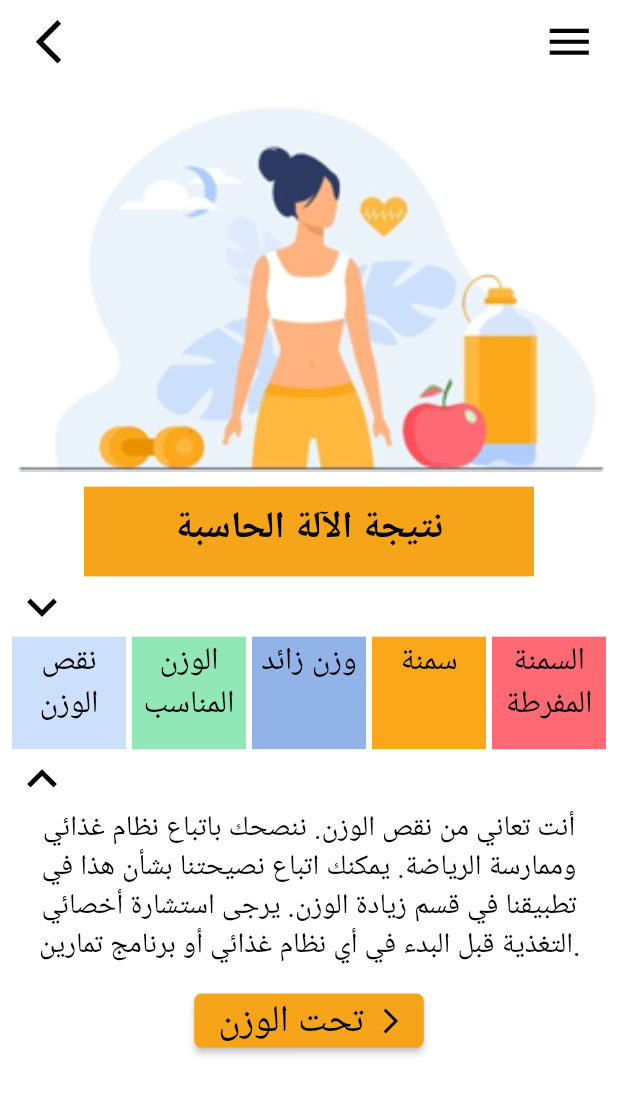
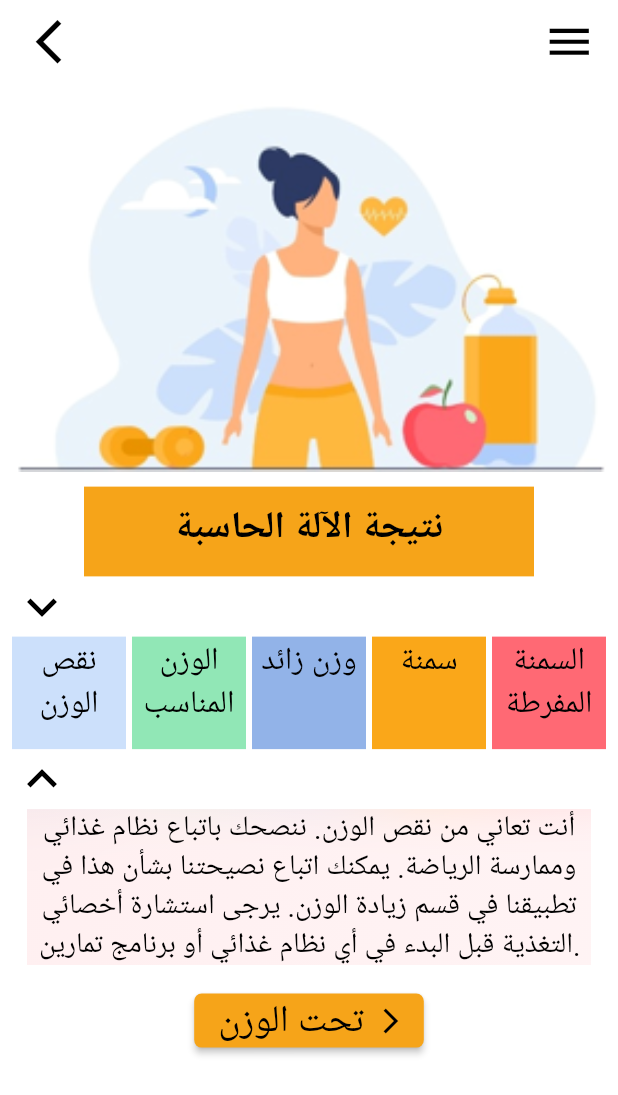
Before and after one commit to Hussnainaakbar/bmicalculator, a Flutter app: the Resulst screen opened directly with empty values, on a phone screen of 412 x 824 dp. Shown: the top 1095 px of the screen. Run offline on Flutter 3.47's test engine with Material 2 defaults, Android fonts, the phone set to English and light mode, and no system bars; our stand-ins replace glass, glassmorphism.

Commit message:
added glass in result screen section
last text before button

```diff
--- a/lib/result.dart
+++ b/lib/result.dart
@@ -1,5 +1,6 @@
 import 'package:bmicalculator/custom_box.dart';
 import 'package:flutter/material.dart';
+import 'package:glass/glass.dart';
 
 class Resulst extends StatefulWidget {
   final double result;
@@ -254,6 +255,7 @@ class _ResulstState extends State<Resulst> {
               ),
               Padding(
                 padding: const EdgeInsets.fromLTRB(10.0, 0.0, 10.0, 5.0),
+                child: Container(
                   child: Text(
                     textR,
                     //  maxLines: 4,
@@ -264,6 +266,8 @@ class _ResulstState extends State<Resulst> {
                       color: Colors.black,
                     ),
                   ),
+                ).asGlass(
+                    tintColor: const Color(0xffFF6974), blurX: 30, blurY: 30),
               ),
               normal == false
                   ? Padding(
--- a/pubspec.yaml
+++ b/pubspec.yaml
@@ -35,6 +35,7 @@ dependencies:
   # Use with the CupertinoIcons class for iOS style icons.
   cupertino_icons: ^1.0.2
   glassmorphism: ^3.0.0
+  glass: ^1.0.1+1
 
 dev_dependencies:
   flutter_test:
```
Also changed, not shown: pubspec.lock. Lines whose indentation alone changed are shown as unchanged.
